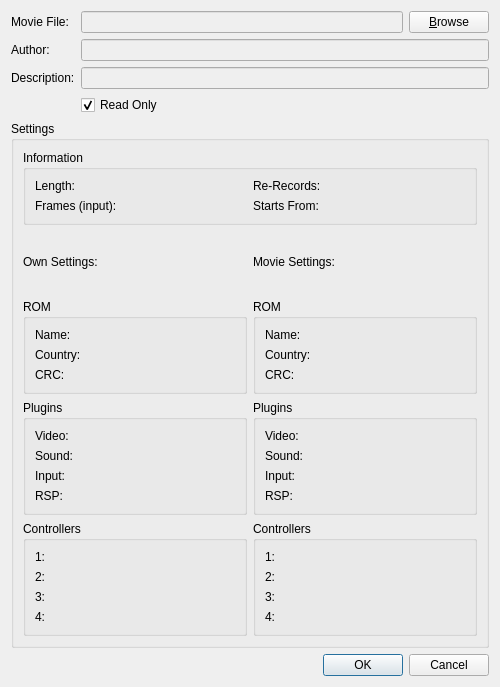
Above: main/gui_qt4/playbackdialog.ui from mupen64plus/mupen64plus-oldsvn before the change. Below: the same form after it.
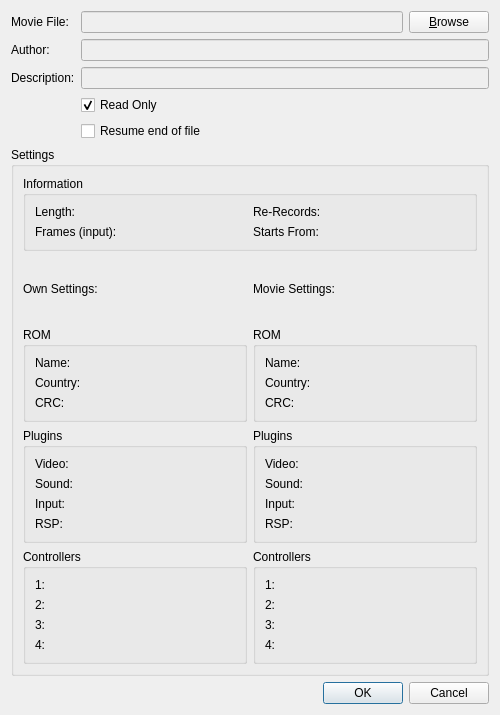
That is the form after the change.

The edit to the form file:
```diff
--- a/main/gui_qt4/playbackdialog.ui
+++ b/main/gui_qt4/playbackdialog.ui
@@ -6,7 +6,7 @@
     <x>0</x>
     <y>0</y>
     <width>500</width>
-    <height>687</height>
+    <height>715</height>
    </rect>
   </property>
   <property name="windowTitle" >
@@ -42,7 +42,7 @@
        </property>
       </widget>
      </item>
-     <item row="5" column="0" colspan="3" >
+     <item row="6" column="0" colspan="3" >
       <widget class="QGroupBox" name="groupSettings" >
        <property name="title" >
         <string>Settings</string>
@@ -533,6 +533,13 @@
        </property>
       </widget>
      </item>
+     <item row="4" column="1" >
+      <widget class="QCheckBox" name="checkResumeRecording" >
+       <property name="text" >
+        <string>Resume end of file</string>
+       </property>
+      </widget>
+     </item>
     </layout>
    </item>
    <item row="1" column="0" >
```
